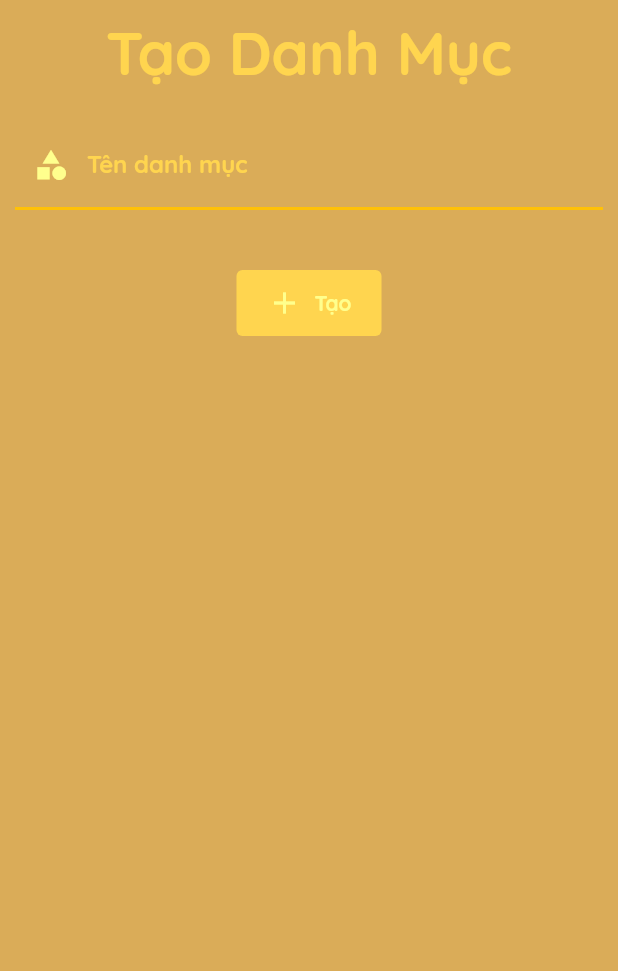
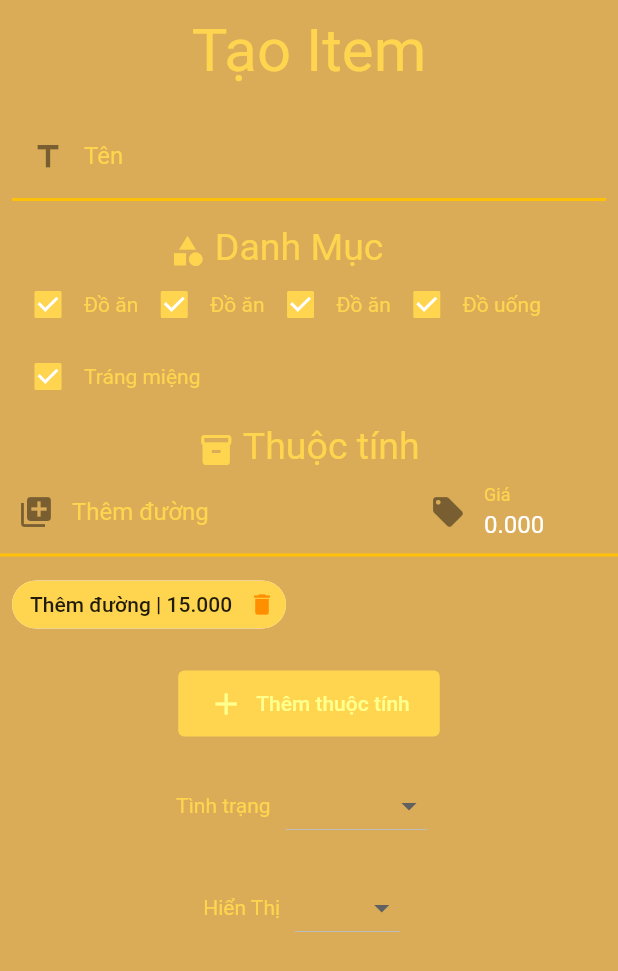
Before and after one commit to dim0147/Hai-Coffe-DenMo, a Flutter app: the screen it shows after launch, on a phone screen of 412 x 824 dp. Shown: the top 971 px of the screen. Run offline on Flutter 3.47's test engine with Material 2 defaults, Android fonts, the phone set to English and light mode, and no system bars; our stand-ins replace flutter_masked_text, get, hive, hive_flutter, moor; accounts and stored records are empty; generated files the repository leaves out were written again.

Commit message:
Design add item screen

```diff
--- a/lib/App/Config.dart
+++ b/lib/App/Config.dart
@@ -4,6 +4,7 @@ import 'package:get/get.dart';
 import '../Screen/StartupScreen.dart';
 import '../Screen/LoginScreen.dart';
 import '../Screen/CreateCategoryScreen.dart';
+import '../Screen/CreateItem.dart';
 
 import '../Controller/LoginController.dart';
 import '../Controller/StartupController.dart';
@@ -18,9 +19,17 @@ class AppConfig {
   static final String BOX_TABLE_KEY_NAME = 'table';
 
   // Color For App
-  static final Color? BACKGROUND_COLOR = Color.fromRGBO(218, 172, 88, 1.0);
-  static final Color? MAIN_COLOR = Colors.amber[300];
-  static final Color? TEXT_BTN_COLOR = Colors.yellowAccent[100];
+  static final Color BACKGROUND_COLOR =
+      Color.fromRGBO(218, 172, 88, 1.0) as Color;
+  static final Color MAIN_COLOR = Colors.amber[300] as Color;
+
+  // Button
+  static final Color TEXT_BTN_COLOR = (Colors.yellowAccent[100] as Color);
+  static final Color TEXT_BTN_COLOR_HOVER =
+      (Colors.yellowAccent[100] as Color).withOpacity(0.04);
+
+  // Chip
+  static final Color? CHIP_DELETE_ICON_COLOR = Colors.amber[800];
 
   static final List<GetPage> GetPages = [
     GetPage(
@@ -48,5 +57,14 @@ class AppConfig {
         Get.lazyPut(() => CreateCategoryController());
       }),
     ),
+    GetPage(
+      transition: Transition.cupertinoDialog,
+      transitionDuration: new Duration(seconds: 1),
+      name: '/item/add',
+      page: () => CreateItemScreen(),
+      binding: BindingsBuilder(() {
+        // Get.lazyPut(() => CreateCategoryController());
+      }),
+    ),
   ];
 }
--- a/lib/Controller/StartupController.dart
+++ b/lib/Controller/StartupController.dart
@@ -35,7 +35,7 @@ class StartupController extends GetxController with StateMixin<void> {
       print('Does We Run?');
 
       // Redirect
-      Get.offNamed('/category/add');
+      Get.offNamed('/item/add');
     } catch (error) {
       change(null, status: RxStatus.error());
       statusText.value =
--- a/lib/Screen/Component.dart
+++ b/lib/Screen/Component.dart
@@ -1,111 +1,33 @@
 import 'package:flutter/material.dart';
+
 import 'package:hai_noob/App/Config.dart';
 
-class PrimaryInput extends StatelessWidget {
-  const PrimaryInput(
+class CheckboxPrimary extends StatelessWidget {
+  const CheckboxPrimary(
       {Key? key,
       required this.title,
-      this.onChanged,
-      required this.iconData,
-      required this.textEditingController,
-      this.obscureText,
-      required this.mainColor})
+      required this.value,
+      required this.onChanged})
       : super(key: key);
 
   final String title;
-  final void Function(String)? onChanged;
-  final IconData iconData;
-  final TextEditingController textEditingController;
-  final bool? obscureText;
-  final Color? mainColor;
+  final bool value;
+  final void Function(bool?) onChanged;
 
   @override
   Widget build(BuildContext context) {
-    return TextField(
-      decoration: InputDecoration(
-        labelText: title,
-        labelStyle: TextStyle(
-          color: mainColor,
+    return Wrap(
+      crossAxisAlignment: WrapCrossAlignment.center,
+      children: [
+        Checkbox(
+          value: value,
+          onChanged: onChanged,
         ),
-        focusedBorder: UnderlineInputBorder(
-          borderSide: BorderSide(color: Colors.amber, width: 2.0),
+        GestureDetector(
+          onTap: () => onChanged(!value),
+          child: Text(title),
         ),
-        enabledBorder: UnderlineInputBorder(
-          borderSide: BorderSide(color: Colors.amber, width: 2.0),
-        ),
-        prefixIcon: Icon(
-          iconData,
-          color: AppConfig.TEXT_BTN_COLOR,
-        ),
-      ),
-      obscureText: obscureText ?? false,
-      onChanged: onChanged,
-      controller: textEditingController,
+      ],
     );
   }
 }
-
-class PrimaryBtn extends StatelessWidget {
-  const PrimaryBtn({Key? key, required this.onClick, required this.title})
-      : super(key: key);
-
-  final String title;
-  final void Function() onClick;
-
-  @override
-  Widget build(BuildContext context) {
-    return TextButton(
-      style: ButtonStyle(
-        padding: MaterialStateProperty.all<EdgeInsetsGeometry>(
-            EdgeInsets.symmetric(horizontal: 20, vertical: 10)),
-        backgroundColor:
-            MaterialStateProperty.all<Color?>(AppConfig.MAIN_COLOR),
-      ),
-      onPressed: onClick,
-      child: Text(
-        title,
-        style: TextStyle(
-          fontWeight: FontWeight.bold,
-          color: Colors.yellowAccent[100],
-        ),
-      ),
-    );
-  }
-}
-
-class PrimaryBtnIcon extends StatelessWidget {
-  const PrimaryBtnIcon(
-      {Key? key,
-      required this.onClick,
-      required this.title,
-      required this.iconData})
-      : super(key: key);
-
-  final String title;
-  final IconData iconData;
-  final void Function() onClick;
-
-  @override
-  Widget build(BuildContext context) {
-    return TextButton.icon(
-      icon: Icon(
-        iconData,
-        color: AppConfig.TEXT_BTN_COLOR,
-      ),
-      style: ButtonStyle(
-        padding: MaterialStateProperty.all<EdgeInsetsGeometry>(
-            EdgeInsets.symmetric(horizontal: 20, vertical: 10)),
-        backgroundColor:
-            MaterialStateProperty.all<Color?>(AppConfig.MAIN_COLOR),
-      ),
-      onPressed: onClick,
-      label: Text(
-        title,
-        style: TextStyle(
-          fontWeight: FontWeight.bold,
-          color: AppConfig.TEXT_BTN_COLOR,
-        ),
-      ),
-    );
-  }
-}
--- a/lib/Screen/CreateCategoryScreen.dart
+++ b/lib/Screen/CreateCategoryScreen.dart
@@ -12,7 +12,6 @@ class CreateCategoryScreen extends GetWidget<CreateCategoryController> {
   Widget build(BuildContext context) {
     return SafeArea(
       child: Scaffold(
-        backgroundColor: Get.theme.primaryColor,
         body: Container(
           child: Center(
             child: Column(
@@ -22,18 +21,21 @@ class CreateCategoryScreen extends GetWidget<CreateCategoryController> {
                   child: Text(
                     'Tạo Danh Mục',
                     style: TextStyle(
-                      color: Colors.amber[300],
+                      color: AppConfig.MAIN_COLOR,
                       fontSize: 40,
                     ),
                   ),
                 ),
                 Padding(
                   padding: EdgeInsets.all(10),
-                  child: PrimaryInput(
-                    title: 'Tên danh mục',
-                    iconData: Icons.category,
-                    textEditingController: controller.nameC,
-                    mainColor: AppConfig.MAIN_COLOR,
+                  child: TextField(
+                    decoration: InputDecoration(
+                      labelText: 'Tên danh mục',
+                      prefixIcon: Icon(
+                        Icons.category,
+                      ),
+                    ),
+                    controller: controller.nameC,
                   ),
                 ),
 
@@ -50,11 +52,11 @@ class CreateCategoryScreen extends GetWidget<CreateCategoryController> {
                           ),
                         ),
                       ),
-                      PrimaryBtnIcon(
-                        onClick: controller.onCreate,
-                        title: 'Tạo',
-                        iconData: Icons.add,
-                      ),
+                      TextButton.icon(
+                        onPressed: controller.onCreate,
+                        icon: Icon(Icons.add),
+                        label: Text('Tạo'),
+                      )
                     ],
                   ),
                   onLoading: CircularProgressIndicator(
@@ -71,11 +73,11 @@ class CreateCategoryScreen extends GetWidget<CreateCategoryController> {
                           ),
                         ),
                       ),
-                      PrimaryBtnIcon(
-                        onClick: controller.onCreate,
-                        title: 'Tạo',
-                        iconData: Icons.add,
-                      ),
+                      TextButton.icon(
+                        onPressed: controller.onCreate,
+                        icon: Icon(Icons.add),
+                        label: Text('Tạo'),
+                      )
                     ],
                   ),
                 ),
--- /dev/null
+++ b/lib/Screen/CreateItem.dart
@@ -0,0 +1,237 @@
+import 'package:flutter/material.dart';
+import 'package:flutter/services.dart';
+import 'package:get/get.dart';
+import 'package:flutter_masked_text/flutter_masked_text.dart';
+
+import 'package:hai_noob/App/Config.dart';
+import 'package:hai_noob/Model/Item.dart';
+import 'package:hai_noob/Screen/Component.dart';
+
+class CreateItemScreen extends StatelessWidget {
+  const CreateItemScreen({Key? key}) : super(key: key);
+
+  @override
+  Widget build(BuildContext context) {
+    return SafeArea(
+      child: Scaffold(
+        body: Container(
+          child: Column(
+            crossAxisAlignment: CrossAxisAlignment.start,
+            children: [
+              // Heading
+              Center(
+                child: Padding(
+                  padding: EdgeInsets.all(10),
+                  child: Text(
+                    'Tạo Item',
+                    style: TextStyle(
+                      fontSize: 40,
+                    ),
+                  ),
+                ),
+              ),
+
+              // Item name
+              Padding(
+                padding: const EdgeInsets.all(8.0),
+                child: TextField(
+                  decoration: InputDecoration(
+                    labelText: 'Tên',
+                    prefixIcon: Icon(
+                      Icons.title,
+                    ),
+                  ),
+                ),
+              ),
+
+              // Category
+              Padding(
+                padding: const EdgeInsets.all(8.0),
+                child: Column(
+                  children: [
+                    // Title
+                    RichText(
+                      text: TextSpan(
+                        style: TextStyle(
+                            fontSize: 25, color: Get.theme.primaryColor),
+                        children: [
+                          WidgetSpan(
+                              child: Icon(Icons.category,
+                                  color: Get.theme.primaryColor)),
+                          TextSpan(text: ' Danh Mục'),
+                        ],
+                      ),
+                    ),
+
+                    // Checkboxs
+                    Wrap(
+                      children: [
+                        CheckboxPrimary(
+                          title: 'Đồ ăn',
+                          value: true,
+                          onChanged: (checked) => {},
+                        ),
+                        CheckboxPrimary(
+                          title: 'Đồ ăn',
+                          value: true,
+                          onChanged: (checked) => {},
+                        ),
+                        CheckboxPrimary(
+                          title: 'Đồ ăn',
+                          value: true,
+                          onChanged: (checked) => {},
+                        ),
+                        CheckboxPrimary(
+                          title: 'Đồ uống',
+                          value: true,
+                          onChanged: (checked) => {},
+                        ),
+                        CheckboxPrimary(
+                          title: 'Tráng miệng',
+                          value: true,
+                          onChanged: (checked) => {},
+                        ),
+                      ],
+                    ),
+                  ],
+                ),
+              ),
+
+              // Property
+              Column(
+                crossAxisAlignment: CrossAxisAlignment.start,
+                children: [
+                  // Title
+                  Center(
+                    child: RichText(
+                      text: TextSpan(
+                        style: TextStyle(
+                            fontSize: 25, color: Get.theme.primaryColor),
+                        children: [
+                          WidgetSpan(
+                              child: Icon(Icons.inventory_2,
+                                  color: Get.theme.primaryColor)),
+                          TextSpan(text: ' Thuộc tính'),
+                        ],
+                      ),
+                    ),
+                  ),
+                  // Field input
+                  Row(
+                    children: [
+                      Expanded(
+                        flex: 2,
+                        child: TextField(
+                          decoration: InputDecoration(
+                            labelText: 'Thêm đường',
+                            prefixIcon: Icon(Icons.library_add),
+                          ),
+                        ),
+                      ),
+                      Expanded(
+                        flex: 1,
+                        child: TextField(
+                          decoration: InputDecoration(
+                            labelText: 'Giá',
+                            prefixIcon: Icon(
+                              Icons.local_offer,
+                            ),
+                          ),
+                          controller: MoneyMaskedTextController(
+                            decimalSeparator: '.',
+                            precision: 3,
+                          ),
+                        ),
+                      ),
+                    ],
+                  ),
+
+                  // Chips
+                  Padding(
+                    padding: const EdgeInsets.all(8.0),
+                    child: Wrap(
+                      spacing: 8.0,
+                      children: [
+                        Chip(
+                          label: Text('Thêm đường | 15.000'),
+                          deleteIcon: Icon(Icons.delete),
+                          onDeleted: () => {},
+                        ),
+                      ],
+                    ),
+                  ),
+
+                  // Button
+                  Center(
+                    child: Padding(
+                      padding: EdgeInsets.all(10),
+                      child: TextButton.icon(
+                        onPressed: () => {},
+                        label: Text('Thêm thuộc tính'),
+                        icon: Icon(Icons.add),
+                      ),
+                    ),
+                  ),
+                ],
+              ),
+
+              // Status
+              Row(
+                mainAxisAlignment: MainAxisAlignment.center,
+                children: [
+                  Text(
+                    'Tình trạng',
+                  ),
+                  Padding(
+                    padding: EdgeInsets.all(10),
+                    child: DropdownButton<Status>(
+                      dropdownColor: AppConfig.MAIN_COLOR,
+                      items: [
+                        DropdownMenuItem<Status>(
+                          value: Status.InStock,
+                          child: new Text('Còn Hàng'),
+                        ),
+                        DropdownMenuItem<Status>(
+                          value: Status.OutStock,
+                          child: new Text('Hết Hàng'),
+                        ),
+                      ],
+                      onChanged: (val) {},
+                    ),
+                  ),
+                ],
+              ),
+
+              // Visibility
+              Row(
+                mainAxisAlignment: MainAxisAlignment.center,
+                children: [
+                  Text(
+                    'Hiển Thị',
+                  ),
+                  Padding(
+                    padding: EdgeInsets.all(10),
+                    child: DropdownButton<bool>(
+                      dropdownColor: AppConfig.MAIN_COLOR,
+                      items: [
+                        DropdownMenuItem<bool>(
+                          value: true,
+                          child: new Text('Có'),
+                        ),
+                        DropdownMenuItem<bool>(
+                          value: false,
+                          child: new Text('Không'),
+                        ),
+                      ],
+                      onChanged: (val) {},
+                    ),
+                  ),
+                ],
+              ),
+            ],
+          ),
+        ),
+      ),
+    );
+  }
+}
--- a/lib/Screen/LoginScreen.dart
+++ b/lib/Screen/LoginScreen.dart
@@ -12,7 +12,6 @@ class LoginScreen extends GetWidget<LoginController> {
     bool keyboardIsOpen = context.mediaQueryViewInsets.bottom != 0;
     return SafeArea(
       child: Scaffold(
-        backgroundColor: Get.theme.primaryColor,
         body: Container(
           child: Center(
             child: Column(
@@ -34,21 +33,27 @@ class LoginScreen extends GetWidget<LoginController> {
                 SizedBox(
                   height: 10,
                 ),
-                new PrimaryInput(
-                  title: 'Username',
-                  iconData: Icons.person,
-                  textEditingController: controller.textUsernameC,
-                  mainColor: AppConfig.MAIN_COLOR,
+                TextField(
+                  decoration: InputDecoration(
+                    labelText: 'Username',
+                    prefixIcon: Icon(
+                      Icons.person,
+                    ),
+                  ),
+                  controller: controller.textUsernameC,
                 ),
                 SizedBox(
                   height: 10,
                 ),
-                new PrimaryInput(
-                  title: 'Mật Khẩu',
-                  iconData: Icons.password,
-                  textEditingController: controller.textPasswordC,
+                TextField(
+                  decoration: InputDecoration(
+                    labelText: 'Mật Khẩu',
+                    prefixIcon: Icon(
+                      Icons.password,
+                    ),
+                  ),
+                  controller: controller.textPasswordC,
                   obscureText: true,
-                  mainColor: AppConfig.MAIN_COLOR,
                 ),
                 SizedBox(
                   height: 10,
@@ -56,34 +61,20 @@ class LoginScreen extends GetWidget<LoginController> {
 
                 // Save account
                 Obx(
-                  () => Row(
-                    mainAxisAlignment: MainAxisAlignment.center,
-                    children: [
-                      Checkbox(
-                        value: controller.saveAccount.value,
-                        activeColor: controller.mainColor,
-                        onChanged: controller.onSaveAccountCheckbox,
-                      ),
-                      GestureDetector(
-                        onTap: () => controller.onSaveAccountCheckbox(
-                            !controller.saveAccount.value),
-                        child: Text(
-                          'Lưu Tài Khoản',
-                          style: TextStyle(
-                            color: controller.mainColor,
-                          ),
-                        ),
-                      ),
-                    ],
+                  () => Center(
+                    child: CheckboxPrimary(
+                      title: 'Lưu Tài Khoản',
+                      value: controller.saveAccount.value,
+                      onChanged: controller.onSaveAccountCheckbox,
+                    ),
                   ),
                 ),
 
                 // Button login
                 controller.obx(
-                    (state) => PrimaryBtn(
-                          title: 'Đăng Nhập',
-                          onClick: controller.onLoginClick,
-                        ),
+                    (state) => TextButton(
+                        onPressed: controller.onLoginClick,
+                        child: Text('Đăng Nhập')),
                     onLoading: CircularProgressIndicator(
                       color: controller.mainColor,
                     ),
@@ -93,10 +84,9 @@ class LoginScreen extends GetWidget<LoginController> {
                               err ?? 'Có lỗi xảy ra',
                               style: TextStyle(color: Colors.red),
                             ),
-                            PrimaryBtn(
-                              title: 'Đăng Nhập',
-                              onClick: controller.onLoginClick,
-                            ),
+                            TextButton(
+                                onPressed: controller.onLoginClick,
+                                child: Text('Đăng Nhập')),
                           ],
                         )),
               ],
--- a/lib/Screen/StartupScreen.dart
+++ b/lib/Screen/StartupScreen.dart
@@ -9,7 +9,6 @@ class StartupScreen extends GetWidget<StartupController> {
   Widget build(BuildContext context) {
     return SafeArea(
       child: Scaffold(
-        backgroundColor: Get.theme.primaryColor,
         body: SafeArea(
           child: Container(
             child: Center(
--- a/lib/main.dart
+++ b/lib/main.dart
@@ -21,28 +21,70 @@ class MyApp extends StatelessWidget {
     return GetMaterialApp(
       theme: ThemeData(
         fontFamily: 'QuickSand',
-        primaryColor: AppConfig.BACKGROUND_COLOR,
+      ).copyWith(
+        // Color Scheme
+        colorScheme: ThemeData().colorScheme.copyWith(
+              primary: AppConfig.MAIN_COLOR,
+            ),
+
+        // Color
+        scaffoldBackgroundColor: AppConfig.BACKGROUND_COLOR,
+        primaryColor: AppConfig.MAIN_COLOR,
+
+        // Chip
+        chipTheme: ThemeData().chipTheme.copyWith(
+              backgroundColor: AppConfig.MAIN_COLOR,
+              deleteIconColor: AppConfig.CHIP_DELETE_ICON_COLOR,
+            ),
+
+        // Checkbox
+        checkboxTheme: CheckboxThemeData(
+          fillColor: MaterialStateProperty.all(AppConfig.MAIN_COLOR),
+          overlayColor: MaterialStateProperty.all(AppConfig.MAIN_COLOR),
+        ),
+
+        // Text Button
+        textButtonTheme: TextButtonThemeData(
+          style: ButtonStyle(
+            padding: MaterialStateProperty.all(
+              EdgeInsets.symmetric(horizontal: 20, vertical: 10),
+            ),
+            backgroundColor: MaterialStateProperty.all(AppConfig.MAIN_COLOR),
+            foregroundColor: MaterialStateProperty.resolveWith<Color>(
+              (states) {
+                if (states.contains(MaterialState.focused) ||
+                    states.contains(MaterialState.pressed) ||
+                    states.contains(MaterialState.hovered))
+                  return AppConfig.TEXT_BTN_COLOR_HOVER;
+
+                return AppConfig.TEXT_BTN_COLOR;
+              },
+            ),
+          ),
+        ),
+
+        // Text Field
+        inputDecorationTheme: InputDecorationTheme(
+          labelStyle: TextStyle(
+            color: AppConfig.MAIN_COLOR,
+          ),
+          focusedBorder: UnderlineInputBorder(
+            borderSide: BorderSide(color: Colors.amber, width: 2.0),
+          ),
+          enabledBorder: UnderlineInputBorder(
+            borderSide: BorderSide(color: Colors.amber, width: 2.0),
+          ),
+        ),
+
+        // Text Theme
+        textTheme: TextTheme().copyWith(
+          bodyText1: TextStyle(color: AppConfig.MAIN_COLOR),
+          bodyText2: TextStyle(color: AppConfig.MAIN_COLOR),
+        ),
       ),
       title: 'Hải Bên Lề',
       initialRoute: '/startup',
       initialBinding: SpashBinding(),
-      // getPages: [
-      //   GetPage(
-      //     name: '/startup',
-      //     page: () => StartupScreen(),
-      //     binding: BindingsBuilder(() {
-      //       Get.lazyPut(() => StartupController());
-      //     }),
-      //   ),
-      //   GetPage(
-      //     name: '/login',
-      //     transition: Transition.downToUp,
-      //     page: () => LoginScreen(),
-      //     binding: BindingsBuilder(() {
-      //       Get.lazyPut(() => LoginController());
-      //     }),
-      //   ),
-      // ],
       getPages: AppConfig.GetPages,
     );
   }
--- a/pubspec.yaml
+++ b/pubspec.yaml
@@ -31,6 +31,7 @@ dependencies:
   path: ^1.8.0
   hive: ^2.0.4
   hive_flutter: ^1.1.0
+  flutter_masked_text: ^0.8.0
 
 
   # The following adds the Cupertino Icons font to your application.
```
Also changed, not shown: pubspec.lock.
